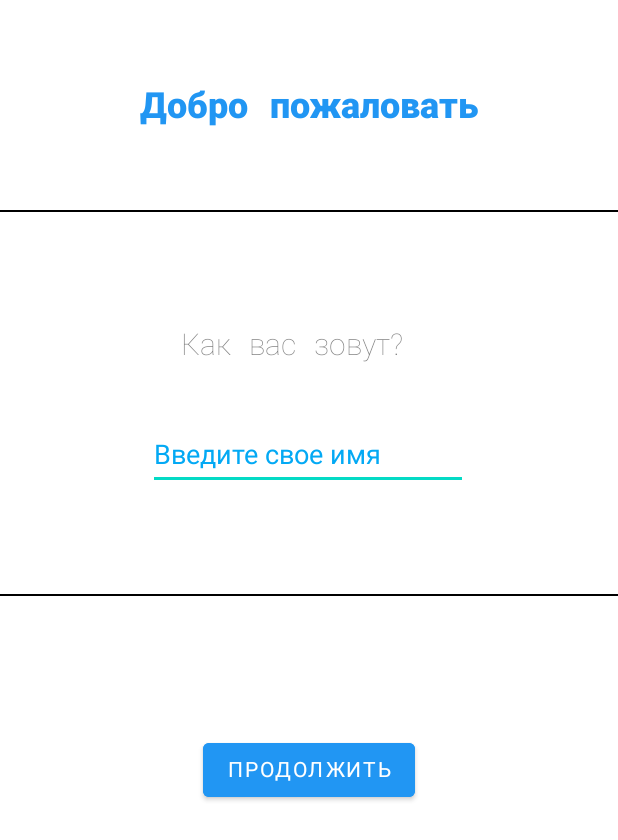
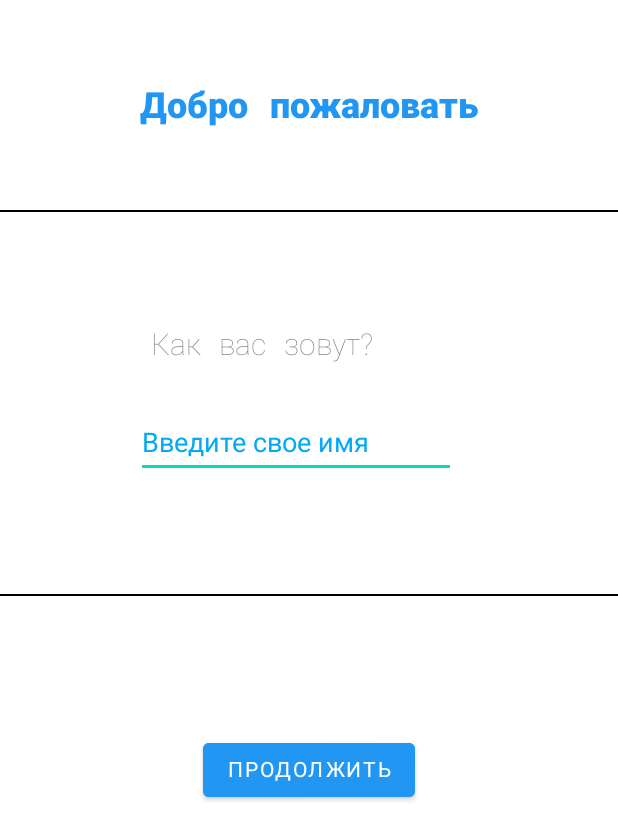
Before and after one commit to Karambasss/QuitNicotineDiplomaProgram, an Android app: the screen it shows after launch (MainActivity), on a phone screen of 412 x 824 dp. Shown: the top 840 px of the screen. Run offline under Robolectric (Android 15) with nearby library versions, the light colour scheme and no system bars; Roboto replaces fonts that are not available here.

Commit message:
Небольшие фиксы + убрано разрешение поворачивать экран

```diff
--- a/app/src/main/AndroidManifest.xml
+++ b/app/src/main/AndroidManifest.xml
@@ -17,7 +17,8 @@
         tools:targetApi="31">
         <activity
             android:name=".view.MainActivity"
-            android:exported="true">
+            android:exported="true"
+            android:screenOrientation="portrait" >
             <intent-filter>
                 <action android:name="android.intent.action.MAIN" />
 
--- a/app/src/main/res/layout/activity_main.xml
+++ b/app/src/main/res/layout/activity_main.xml
@@ -10,10 +10,10 @@
         android:id="@+id/bottomNavigationView"
         android:layout_width="match_parent"
         android:layout_height="50dp"
-        android:layout_marginBottom="1dp"
         android:visibility="invisible"
         app:layout_constraintBottom_toBottomOf="parent"
         app:layout_constraintEnd_toEndOf="parent"
+        app:layout_constraintHorizontal_bias="0.0"
         app:layout_constraintStart_toStartOf="parent"
         app:menu="@menu/bottom_navigation_bar" />
 
--- a/app/src/main/res/layout/fragment_auth1.xml
+++ b/app/src/main/res/layout/fragment_auth1.xml
@@ -10,7 +10,7 @@
         android:id="@+id/textView"
         android:layout_width="wrap_content"
         android:layout_height="wrap_content"
-        android:layout_marginStart="120dp"
+        android:layout_marginStart="100dp"
         android:layout_marginTop="216dp"
         android:fontFamily="@font/jetbrains_mono_extralight"
         android:text="Как вас зовут?"
@@ -23,7 +23,7 @@
         android:id="@+id/authName"
         android:layout_width="wrap_content"
         android:layout_height="wrap_content"
-        android:layout_marginTop="36dp"
+        android:layout_marginTop="28dp"
         android:autofillHints=""
         android:ems="10"
         android:hint="Введите свое имя"
@@ -31,7 +31,7 @@
         android:minHeight="48dp"
         android:textColorHint="#03A9F4"
         app:layout_constraintEnd_toEndOf="parent"
-        app:layout_constraintHorizontal_bias="0.497"
+        app:layout_constraintHorizontal_bias="0.455"
         app:layout_constraintStart_toStartOf="parent"
         app:layout_constraintTop_toBottomOf="@+id/textView" />
 
--- a/app/src/main/res/layout/fragment_auth2.xml
+++ b/app/src/main/res/layout/fragment_auth2.xml
@@ -73,7 +73,7 @@
         app:layout_constraintEnd_toEndOf="parent"
         app:layout_constraintStart_toStartOf="parent"
         app:layout_constraintTop_toTopOf="parent"
-        app:layout_constraintVertical_bias="0.455" />
+        app:layout_constraintVertical_bias="0.431" />
 
     <EditText
         android:id="@+id/authPrice"
@@ -95,12 +95,13 @@
         android:id="@+id/button_auth1"
         android:layout_width="wrap_content"
         android:layout_height="wrap_content"
-        android:layout_marginBottom="84dp"
+        android:layout_marginBottom="108dp"
         android:backgroundTint="#2196F3"
         android:fontFamily="@font/jetbrains_mono"
         android:text="Завершить"
         app:layout_constraintBottom_toBottomOf="parent"
         app:layout_constraintEnd_toEndOf="parent"
+        app:layout_constraintHorizontal_bias="0.498"
         app:layout_constraintStart_toStartOf="parent" />
 
     <TextView
```
